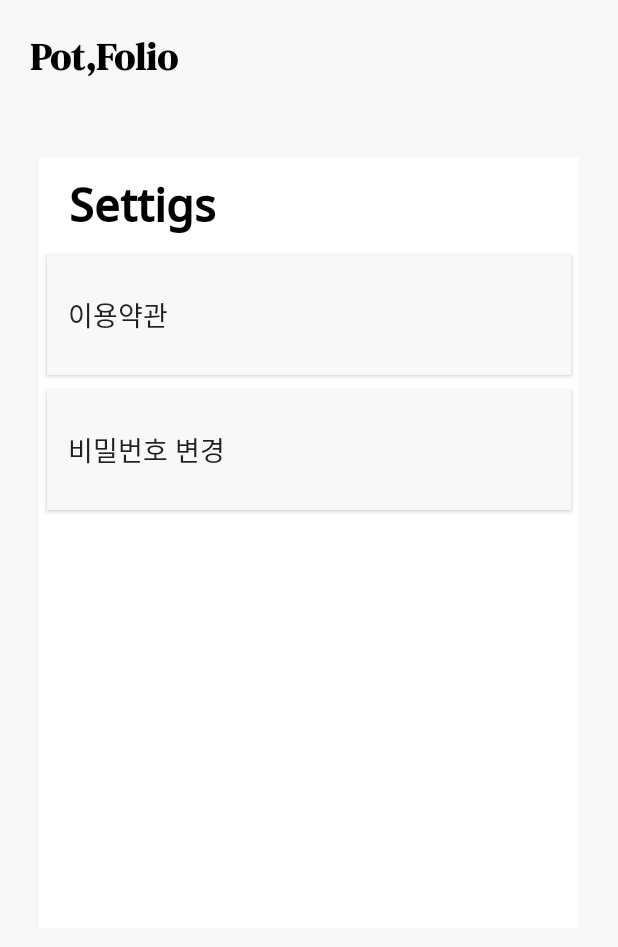
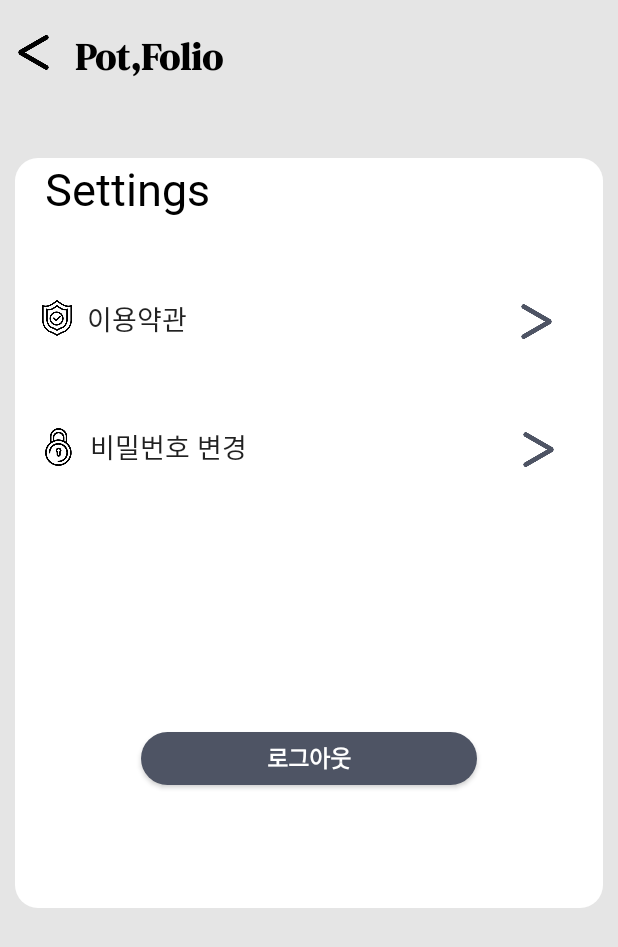
Before and after one commit to gahyunkim/Potfollio, an Android app: the SettingActivity screen opened directly, with no data from a screen before it, on a phone screen of 412 x 824 dp. Shown: the top 947 px of the screen. Run offline under Robolectric (Android 15) with nearby library versions, the phone set to English and light mode, and no system bars.

Commit message:
settings and expain

```diff
--- a/app/build.gradle
+++ b/app/build.gradle
@@ -44,6 +44,7 @@ dependencies {
     implementation 'com.google.android.material:material:1.1.0'
     implementation 'androidx.constraintlayout:constraintlayout:1.1.3'
     implementation 'androidx.legacy:legacy-support-v4:1.0.0'
+    implementation 'androidx.preference:preference:1.1.1'
     testImplementation 'junit:junit:4.+'
     androidTestImplementation 'androidx.test.ext:junit:1.1.1'
     androidTestImplementation 'androidx.test.espresso:espresso-core:3.2.0'
--- a/app/src/main/res/layout/activity_setting.xml
+++ b/app/src/main/res/layout/activity_setting.xml
@@ -1,73 +1,164 @@
-<?xml version="1.0" encoding="utf-8"?>
-
-<LinearLayout xmlns:android="http://schemas.android.com/apk/res/android"
+<androidx.constraintlayout.widget.ConstraintLayout xmlns:android="http://schemas.android.com/apk/res/android"
     xmlns:app="http://schemas.android.com/apk/res-auto"
     xmlns:tools="http://schemas.android.com/tools"
+    android:id="@+id/linearLayout4"
     android:layout_width="match_parent"
     android:layout_height="match_parent"
-    android:background="@color/grey1"
-    android:orientation="vertical"
-    tools:context=".MainActivity">
+    android:background="@color/grey2">
+
+
+    <ImageView
+        android:id="@+id/backspace_icon"
+        android:layout_width="23dp"
+        android:layout_height="23dp"
+        android:layout_marginTop="20dp"
+        app:layout_constraintBottom_toTopOf="@+id/settings"
+        app:layout_constraintEnd_toStartOf="@+id/app_name"
+        app:layout_constraintHorizontal_bias="0.4"
+        app:layout_constraintStart_toStartOf="parent"
+        app:layout_constraintTop_toTopOf="parent"
+        app:layout_constraintVertical_bias="0.05"
+        app:srcCompat="@drawable/backspace_icon" />
 
     <TextView
-        android:layout_width="wrap_content"
+        android:id="@+id/app_name"
+        android:layout_width="116dp"
         android:layout_height="wrap_content"
-        android:layout_marginStart="20sp"
+        android:layout_marginStart="50dp"
         android:layout_marginTop="20dp"
         android:fontFamily="@font/app_name"
         android:text="Pot,Folio"
         android:textColor="#000000"
         android:textSize="25dp"
-        android:textStyle="bold" />
+        android:textStyle="bold"
+        app:layout_constraintStart_toStartOf="parent"
+        app:layout_constraintTop_toTopOf="parent" />
+
+    <LinearLayout
+        android:id="@+id/settings"
+        android:layout_width="match_parent"
+        android:layout_height="500dp"
+        android:layout_marginStart="10dp"
+        android:layout_marginTop="50dp"
+        android:layout_marginEnd="10dp"
+        android:background="@drawable/round_white"
+        android:orientation="vertical"
+        app:layout_constraintEnd_toEndOf="parent"
+        app:layout_constraintStart_toStartOf="parent"
+        app:layout_constraintTop_toBottomOf="@+id/app_name">
+
+        <TextView
+            android:id="@+id/Settings_text"
+            android:layout_width="158dp"
+            android:layout_height="67dp"
+            android:layout_marginStart="20dp"
+            android:fontFamily="@font/notosans_kr_bold"
+            android:text="Settings"
+            android:textColor="#000000"
+            android:textSize="30sp" />
+
+        <LinearLayout
+            android:layout_width="match_parent"
+            android:layout_height="80dp"
+            android:orientation="horizontal">
+
+            <ImageView
+                android:id="@+id/expain_icon"
+                android:layout_width="20dp"
+                android:layout_height="25dp"
+                android:layout_gravity="center"
+                android:layout_marginStart="18dp"
+                android:scaleType="fitStart"
+                app:srcCompat="@drawable/expain_icon" />
 
 
-    <LinearLayout
+            <Button
+                android:id="@+id/expain_text"
+                android:layout_width="258dp"
+                android:layout_height="80dp"
+                android:layout_marginStart="10dp"
+                android:layout_marginEnd="10dp"
+                android:background="@null"
+                android:fontFamily="@font/notosans_kr_medium"
+                android:text="이용약관"
+                android:textAlignment="textStart"
+                android:textSize="18sp" />
 
-        android:layout_width="360dp"
-        android:layout_height="513dp"
-        android:layout_gravity="center"
-        android:layout_marginTop="50dp"
-        android:layout_marginBottom="30dp"
-        android:background="@color/white"
-        android:orientation="vertical">
+            <ImageView
+                android:id="@+id/backspace_icon2"
+                android:layout_width="23dp"
+                android:layout_height="23dp"
+                android:layout_marginTop="30dp"
+                android:background="#FFFFFF"
+                android:foregroundTint="@color/navy"
+                android:layout_marginLeft="20dp"
+                android:rotation="180"
+                android:rotationY="0"
+                android:tint="@color/navy"
+                app:srcCompat="@drawable/backspace_icon" />
 
-        <TextView
-            android:id="@+id/textView8"
-            android:layout_width="wrap_content"
-            android:layout_height="wrap_content"
-            android:layout_marginTop="10dp"
-            android:layout_marginLeft="20dp"
-            android:fontFamily="@font/notosans_medium"
-            android:text="Settigs"
-            android:textColor="@color/black"
-            android:textSize="30dp"
-            android:textStyle="bold" />
+        </LinearLayout>
+
+        <ImageView
+            android:layout_width="350dp"
+            android:layout_height="5dp"
+            android:layout_gravity="center"
+            android:background="@drawable/underline_card" />
+
+        <LinearLayout
+            android:layout_width="match_parent"
+            android:layout_height="80dp"
+            android:orientation="horizontal">
+
+            <ImageView
+                android:id="@+id/password_ch_icon"
+                android:layout_width="20dp"
+                android:layout_height="25dp"
+                android:layout_gravity="center"
+                android:layout_marginStart="20dp"
+                android:scaleType="fitStart"
+                app:srcCompat="@drawable/password__icon" />
+
+            <Button
+                android:id="@+id/password_ch_text"
+                android:layout_width="257dp"
+                android:layout_height="80dp"
+                android:layout_marginStart="10dp"
+                android:layout_marginEnd="10dp"
+                android:background="@null"
+                android:fontFamily="@font/notosans_kr_medium"
+                android:text="비밀번호 변경"
+                android:textAlignment="textStart"
+                android:textSize="18sp" />
+
+            <ImageView
+                android:id="@+id/backspace_icon3"
+                android:layout_width="23dp"
+                android:layout_height="23dp"
+                android:layout_marginTop="30dp"
+                android:layout_marginLeft="20dp"
+                android:rotation="180"
+                android:rotationY="0"
+                android:tint="@color/navy"
+                app:srcCompat="@drawable/backspace_icon" />
+
+        </LinearLayout>
 
         <Button
-            android:id="@+id/expain_btn"
-            android:layout_width="match_parent"
-            android:layout_height="80dp"
-            android:layout_marginLeft="5dp"
-            android:layout_marginTop="10dp"
-            android:layout_marginRight="5dp"
-            android:background="@color/grey1"
-            android:text="   이용약관"
-            android:textAlignment="textStart"
-            android:textSize="18sp" />
-
-        <Button
-            android:id="@+id/passwordchange_btn"
-            android:layout_width="match_parent"
-            android:layout_height="80dp"
-            android:layout_marginLeft="5dp"
-            android:layout_marginTop="10dp"
-            android:layout_marginRight="5dp"
-            android:background="@color/grey1"
-            android:text="   비밀번호 변경"
-            android:textAlignment="textStart"
-            android:textSize="18sp" />
+            android:id="@+id/btnLog"
+            android:layout_width="224dp"
+            android:layout_height="35dp"
+            android:layout_gravity="center"
+            android:layout_marginTop="150dp"
+            android:background="@drawable/roundbutton_navy"
+            android:fontFamily="@font/notosans_bold"
+            android:text="로그아웃"
+            android:textColor="@color/white"
+            android:textSize="15dp" />
 
     </LinearLayout>
 
 
-</LinearLayout>
+
+
+</androidx.constraintlayout.widget.ConstraintLayout>
--- a/app/src/main/res/layout/activity_start.xml
+++ b/app/src/main/res/layout/activity_start.xml
@@ -43,7 +43,7 @@
         android:layout_marginTop="70dp"
         android:background="@drawable/roundbutton_white"
         android:backgroundTint="#E8E8E8"
-        android:fontFamily="@font/notosans_bold"
+        android:fontFamily="@font/notosans_kr_bold"
         android:text="시작하기"
         android:textAlignment="center"
         android:textColor="#4E5464"
--- a/app/src/main/res/layout/fragment_my_page.xml
+++ b/app/src/main/res/layout/fragment_my_page.xml
@@ -9,7 +9,7 @@
     tools:context=".SearchActivity">
 
     <TextView
-        android:id="@+id/textView"
+        android:id="@+id/app_name"
         android:layout_width="wrap_content"
         android:layout_height="wrap_content"
         android:layout_marginStart="20dp"
@@ -38,7 +38,7 @@
         android:src="@drawable/ic_outline_settings_24"
         app:layout_constraintBottom_toBottomOf="parent"
         app:layout_constraintEnd_toEndOf="parent"
-        app:layout_constraintStart_toEndOf="@+id/textView"
+        app:layout_constraintStart_toEndOf="@+id/app_name"
         app:layout_constraintTop_toTopOf="parent" />
 
     <TextView
```
Also changed, not shown: app/src/main/AndroidManifest.xml (+8 -1 lines), app/src/main/java/com/example/potfollio/ExpainActivity.kt (added, +11 -0 lines), app/src/main/res/layout/activity_card_change.xml (+25 -70 lines), app/src/main/res/layout/activity_expain.xml (added, +42 -0 lines), app/src/main/res/layout/fragment_search.xml (+9 -11 lines), app/src/main/res/values/strings.xml (+16 -0 lines), app/src/main/res/drawable/backspace_icon.png (added), app/src/main/res/drawable/expain_icon.png (added), app/src/main/res/drawable/password__icon.png (added).
